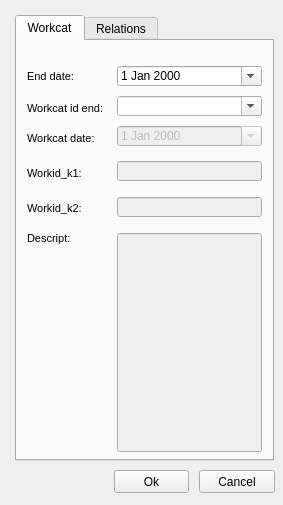
Giswater/giswater_qgis_plugin, file ui/workcat_end.ui: the form before one commit.
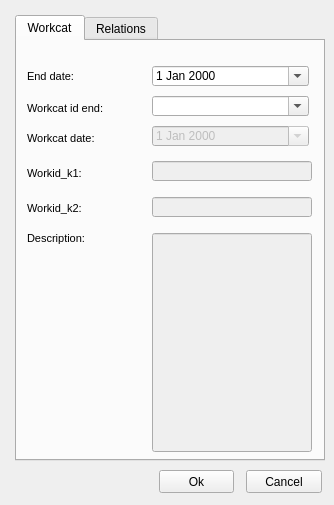
The form after the commit. The open tabs and pages were chosen to show the change. Icons and pictures are not drawn.

```diff
--- a/ui/workcat_end.ui
+++ b/ui/workcat_end.ui
@@ -6,7 +6,7 @@
    <rect>
     <x>0</x>
     <y>0</y>
-    <width>283</width>
+    <width>334</width>
     <height>505</height>
    </rect>
   </property>
@@ -18,7 +18,7 @@
     <rect>
      <x>15</x>
      <y>15</y>
-     <width>259</width>
+     <width>310</width>
      <height>446</height>
     </rect>
    </property>
@@ -34,7 +34,7 @@
       <rect>
        <x>10</x>
        <y>56</y>
-       <width>81</width>
+       <width>103</width>
        <height>22</height>
       </rect>
      </property>
@@ -100,7 +100,7 @@
       <rect>
        <x>10</x>
        <y>186</y>
-       <width>55</width>
+       <width>103</width>
        <height>22</height>
       </rect>
      </property>
@@ -116,7 +116,7 @@
       <enum>QFrame::Raised</enum>
      </property>
      <property name="text">
-      <string>Descript:</string>
+      <string>Description:</string>
      </property>
      <property name="textFormat">
       <enum>Qt::AutoText</enum>
@@ -133,7 +133,7 @@
       <rect>
        <x>10</x>
        <y>86</y>
-       <width>86</width>
+       <width>97</width>
        <height>22</height>
       </rect>
      </property>
@@ -166,7 +166,7 @@
       <rect>
        <x>10</x>
        <y>121</y>
-       <width>86</width>
+       <width>106</width>
        <height>22</height>
       </rect>
      </property>
@@ -200,9 +200,9 @@
      </property>
      <property name="geometry">
       <rect>
-       <x>100</x>
+       <x>135</x>
        <y>120</y>
-       <width>145</width>
+       <width>160</width>
        <height>20</height>
       </rect>
      </property>
@@ -218,7 +218,7 @@
       <rect>
        <x>10</x>
        <y>156</y>
-       <width>86</width>
+       <width>115</width>
        <height>22</height>
       </rect>
      </property>
@@ -252,9 +252,9 @@
      </property>
      <property name="geometry">
       <rect>
-       <x>100</x>
+       <x>135</x>
        <y>192</y>
-       <width>145</width>
+       <width>160</width>
        <height>219</height>
       </rect>
      </property>
@@ -268,9 +268,9 @@
      </property>
      <property name="geometry">
       <rect>
-       <x>100</x>
+       <x>135</x>
        <y>156</y>
-       <width>145</width>
+       <width>160</width>
        <height>20</height>
       </rect>
      </property>
@@ -284,9 +284,9 @@
     <widget class="QComboBox" name="workcat_id_end">
      <property name="geometry">
       <rect>
-       <x>100</x>
+       <x>135</x>
        <y>55</y>
-       <width>145</width>
+       <width>157</width>
        <height>20</height>
       </rect>
      </property>
@@ -297,9 +297,9 @@
     <widget class="QDateEdit" name="enddate">
      <property name="geometry">
       <rect>
-       <x>100</x>
+       <x>135</x>
        <y>25</y>
-       <width>145</width>
+       <width>157</width>
        <height>20</height>
       </rect>
      </property>
@@ -313,9 +313,9 @@
      </property>
      <property name="geometry">
       <rect>
-       <x>100</x>
+       <x>135</x>
        <y>85</y>
-       <width>145</width>
+       <width>157</width>
        <height>20</height>
       </rect>
      </property>
@@ -500,7 +500,7 @@
   <widget class="QPushButton" name="btn_cancel">
    <property name="geometry">
     <rect>
-     <x>199</x>
+     <x>246</x>
      <y>470</y>
      <width>76</width>
      <height>23</height>
@@ -513,7 +513,7 @@
   <widget class="QPushButton" name="btn_accept">
    <property name="geometry">
     <rect>
-     <x>114</x>
+     <x>159</x>
      <y>470</y>
      <width>75</width>
      <height>23</height>
```
Left out of the diff: 34 changed lines with no effect on the pictures.
